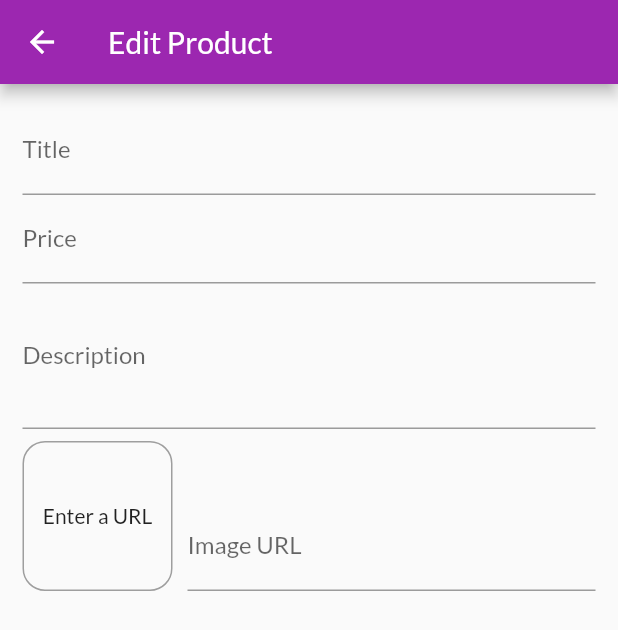
After one commit to miku272/shop_app, a Flutter app: the EditProductScreen screen opened by its route, on a phone screen of 412 x 824 dp. The commit adds this screen. Shown: the top 630 px of the screen. Run offline on Flutter 3.47's test engine with Material 2 defaults, Android fonts, the phone set to English and light mode, and no system bars; network calls fail.

Commit message:
Added screen for adding/editing products

```diff
--- a/lib/main.dart
+++ b/lib/main.dart
@@ -7,6 +7,7 @@ import './screens/product_detail_screen.dart';
 import './screens/cart_screen.dart';
 import './screens/orders_screen.dart';
 import './screens/user_products_screen.dart';
+import './screens/edit_product_screen.dart';
 import './providers/products.dart';
 import './providers/cart.dart';
 import './providers/orders.dart';
@@ -49,6 +50,7 @@ class MyApp extends StatelessWidget {
           CartScreen.routeName: (context) => const CartScreen(),
           OrdersScreen.routeName: (context) => const OrdersScreen(),
           UserProductsScreen.routeName: (context) => const UserProductsScreen(),
+          EditProductScreen.routeName: (context) => const EditProductScreen(),
         },
       ),
     );
--- /dev/null
+++ b/lib/screens/edit_product_screen.dart
@@ -0,0 +1,127 @@
+import 'package:flutter/material.dart';
+
+class EditProductScreen extends StatefulWidget {
+  static const routeName = '/edit-product';
+
+  const EditProductScreen({Key? key}) : super(key: key);
+
+  @override
+  State<EditProductScreen> createState() => _EditProductScreenState();
+}
+
+class _EditProductScreenState extends State<EditProductScreen> {
+  final _priceFocusNode = FocusNode();
+  final _descriptionFocusNode = FocusNode();
+  final _imageUrlController = TextEditingController();
+  final _imageUrlFocusNode = FocusNode();
+
+  void _updateImageUrl() {
+    if (!_imageUrlFocusNode.hasFocus) {
+      setState(() {});
+    }
+  }
+
+  @override
+  void initState() {
+    _imageUrlFocusNode.addListener(_updateImageUrl);
+    super.initState();
+  }
+
+  @override
+  void dispose() {
+    _imageUrlFocusNode.removeListener(_updateImageUrl);
+
+    _priceFocusNode.dispose();
+    _descriptionFocusNode.dispose();
+    _imageUrlFocusNode.dispose();
+    _imageUrlController.dispose();
+
+    super.dispose();
+  }
+
+  @override
+  Widget build(BuildContext context) {
+    return Scaffold(
+      appBar: AppBar(
+        backgroundColor: Theme.of(context).primaryColor,
+        title: const Text(
+          'Edit Product',
+        ),
+      ),
+      body: Padding(
+        padding: const EdgeInsets.all(15),
+        child: Form(
+          child: ListView(
+            children: [
+              TextFormField(
+                decoration: const InputDecoration(
+                  labelText: 'Title',
+                ),
+                textInputAction: TextInputAction.next,
+                onFieldSubmitted: (value) {
+                  FocusScope.of(context).requestFocus(_priceFocusNode);
+                },
+              ),
+              TextFormField(
+                decoration: const InputDecoration(
+                  labelText: 'Price',
+                ),
+                keyboardType: TextInputType.number,
+                textInputAction: TextInputAction.next,
+                focusNode: _priceFocusNode,
+                onFieldSubmitted: (value) {
+                  FocusScope.of(context).requestFocus(_descriptionFocusNode);
+                },
+              ),
+              TextFormField(
+                decoration: const InputDecoration(
+                  labelText: 'Description',
+                ),
+                maxLines: 3,
+                keyboardType: TextInputType.multiline,
+                focusNode: _descriptionFocusNode,
+              ),
+              Row(
+                crossAxisAlignment: CrossAxisAlignment.end,
+                children: [
+                  Container(
+                    height: 100,
+                    width: 100,
+                    margin: const EdgeInsets.only(right: 10, top: 8),
+                    decoration: BoxDecoration(
+                      border: Border.all(width: 1, color: Colors.grey),
+                      borderRadius: BorderRadius.circular(15),
+                    ),
+                    child: _imageUrlController.text.isEmpty
+                        ? const Center(
+                            child: Text('Enter a URL'),
+                          )
+                        : FittedBox(
+                            child: Image.network(
+                              _imageUrlController.text,
+                              fit: BoxFit.cover,
+                            ),
+                          ),
+                  ),
+                  Expanded(
+                      child: TextFormField(
+                    decoration: const InputDecoration(
+                      labelText: 'Image URL',
+                    ),
+                    keyboardType: TextInputType.url,
+                    textInputAction: TextInputAction.done,
+                    controller: _imageUrlController,
+                    focusNode: _imageUrlFocusNode,
+                    onEditingComplete: () {
+                      setState(() {});
+                    },
+                  )),
+                ],
+              ),
+            ],
+          ),
+        ),
+      ),
+    );
+  }
+}
--- a/lib/screens/user_products_screen.dart
+++ b/lib/screens/user_products_screen.dart
@@ -4,6 +4,7 @@ import 'package:provider/provider.dart';
 import '../providers/products.dart';
 import '../widgets/user_product_item.dart';
 import '../widgets/app_drawer.dart';
+import './edit_product_screen.dart';
 
 class UserProductsScreen extends StatelessWidget {
   static const routeName = '/user-products';
@@ -22,7 +23,9 @@ class UserProductsScreen extends StatelessWidget {
         ),
         actions: [
           IconButton(
-            onPressed: () {},
+            onPressed: () {
+              Navigator.of(context).pushNamed(EditProductScreen.routeName);
+            },
             icon: const Icon(Icons.add),
           ),
         ],
```
